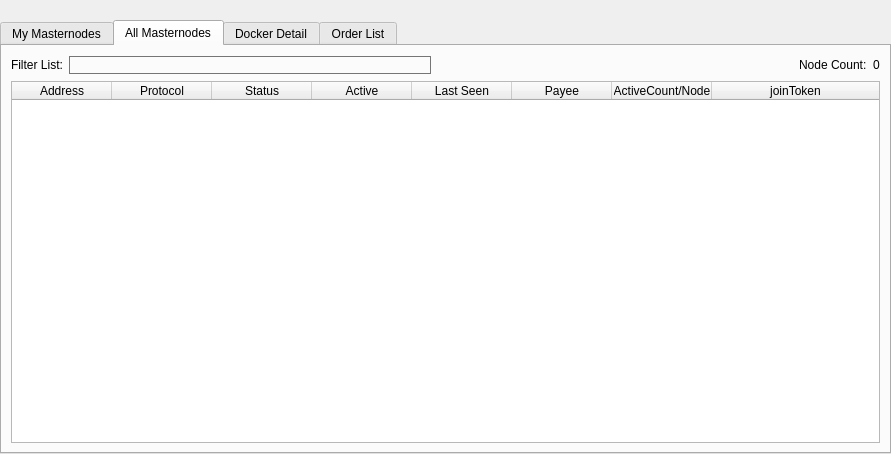
Before: the Qt Designer form src/qt/forms/masternodelist.ui in MassGrid/MassGrid, drawn with Qt 5.
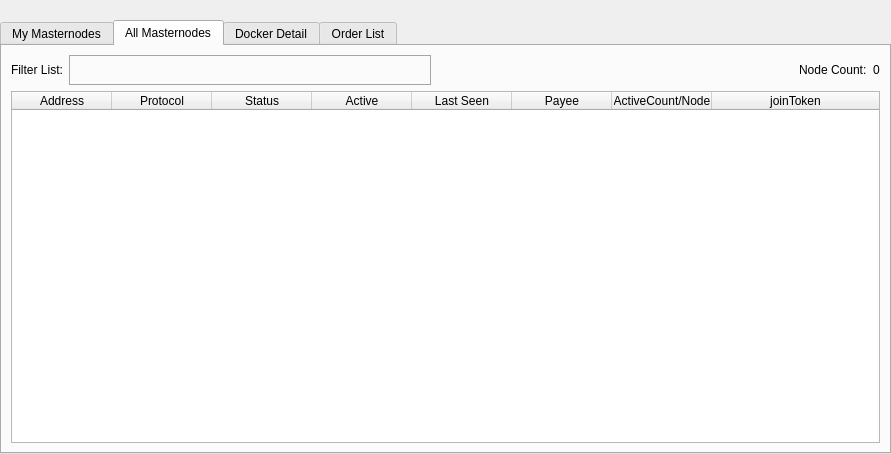
After: the same form once the commit is applied. The open tabs and pages were chosen to show the change.

Commit message: modified windows font size

Patch:
```diff
--- a/src/qt/forms/masternodelist.ui
+++ b/src/qt/forms/masternodelist.ui
@@ -56,7 +56,22 @@
         <enum>Qt::NoFocus</enum>
        </property>
        <property name="styleSheet">
-        <string notr="true"/>
+        <string notr="true">QWidget#MasternodeList QLineEdit#filterLineEdit,
+QWidget#MasternodeList QLineEdit#lineEdit_searchOrder
+{
+width:300px;
+height:28;
+border:1px solid rgb(165, 165, 165);
+background-color: rgb(255, 255, 255,0);
+}
+
+QWidget#MasternodeList QLineEdit::hover#filterLineEdit,
+QWidget#MasternodeList QLineEdit::hover#lineEdit_searchOrder
+{
+border:1px solid rgb(238,169,4);
+background-color: rgb(255, 255, 255,0);
+}
+</string>
        </property>
        <property name="currentIndex">
         <number>2</number>
@@ -296,9 +311,7 @@
               <string>Filter masternode list</string>
              </property>
              <property name="styleSheet">
-              <string notr="true">border: 1px solid #757575;                                                        
-background-color: rgba(255, 255, 255,0);
-</string>
+              <string notr="true"/>
              </property>
             </widget>
            </item>
```
Left out of the diff: 2 changed lines with no effect on the pictures. The commit also changes 2 other files.
